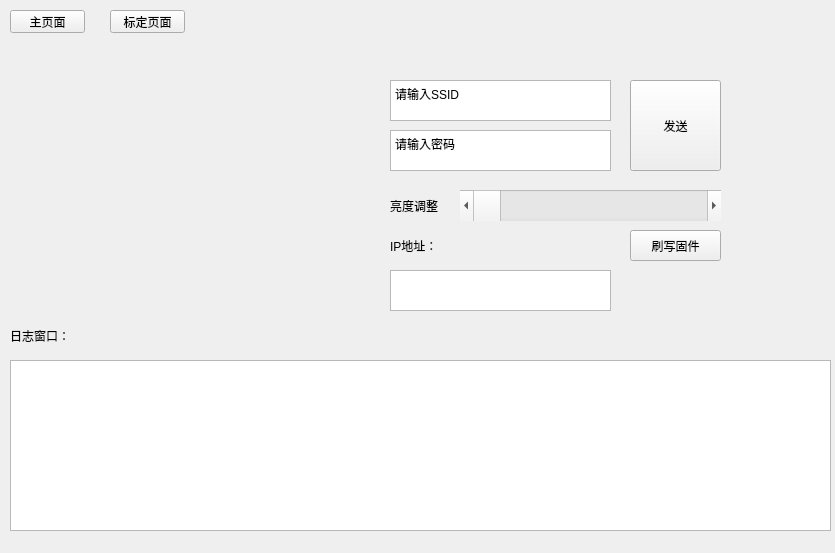
Above: main_window.ui from paper-tei/paper_tracker before the change. Below: the same form after it.
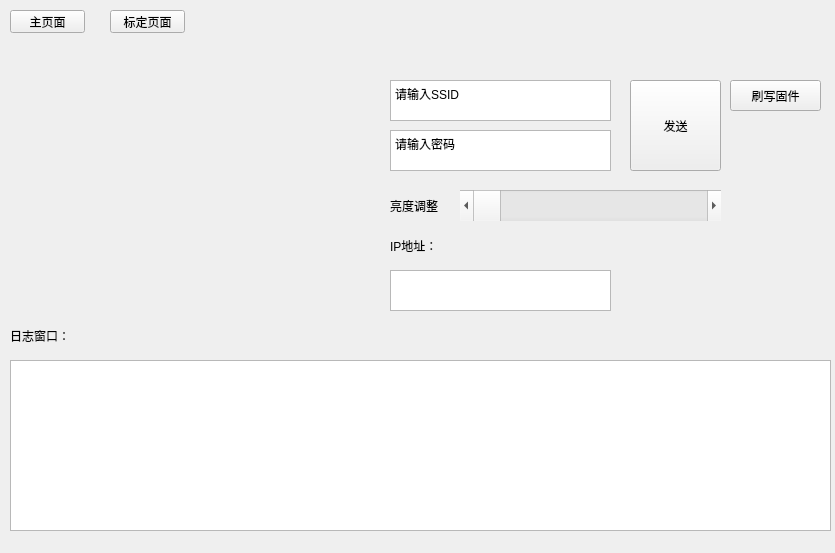
That is the form after the change.

Diff of the .ui file:
```diff
--- a/main_window.ui
+++ b/main_window.ui
@@ -107,8 +107,8 @@
     <widget class="QPushButton" name="FlashFirmwareButton">
      <property name="geometry">
       <rect>
-       <x>630</x>
-       <y>180</y>
+       <x>730</x>
+       <y>30</y>
        <width>91</width>
        <height>31</height>
       </rect>
```
